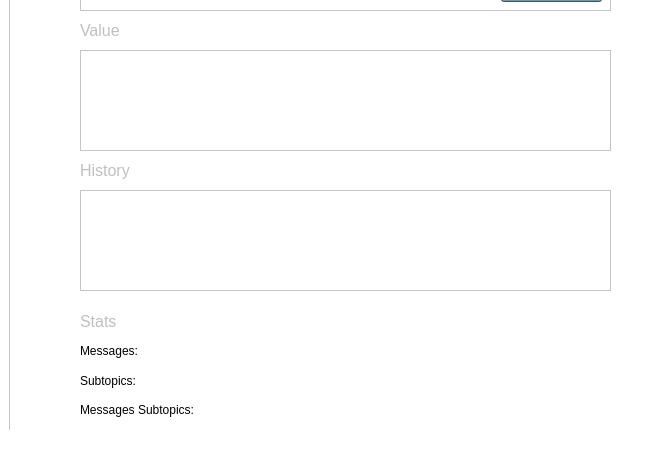
Qt form src/gui/mainwindow.ui (Sekky61/MQTT-monitor) before a commit; both pictures show x 501 to 1150 and y 380 to 850 of the 1150 by 850 pixel window.
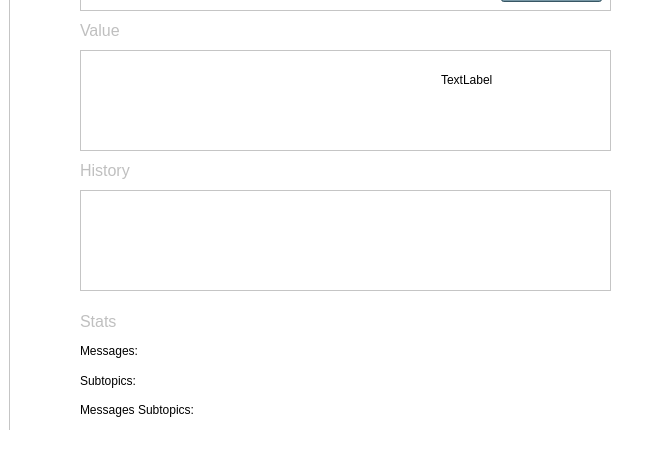
The same form after that commit.

```diff
--- a/src/gui/mainwindow.ui
+++ b/src/gui/mainwindow.ui
@@ -250,7 +250,7 @@
          <rect>
           <x>70</x>
           <y>590</y>
-          <width>131</width>
+          <width>142</width>
           <height>111</height>
          </rect>
         </property>
@@ -446,6 +446,19 @@
            </rect>
           </property>
          </widget>
+         <widget class="QLabel" name="label_4">
+          <property name="geometry">
+           <rect>
+            <x>360</x>
+            <y>20</y>
+            <width>67</width>
+            <height>17</height>
+           </rect>
+          </property>
+          <property name="text">
+           <string>TextLabel</string>
+          </property>
+         </widget>
         </widget>
        </widget>
        <widget class="QLabel" name="value_label_3">
@@ -713,19 +726,6 @@
        </property>
       </widget>
      </widget>
-     <widget class="QLabel" name="label_4">
-      <property name="geometry">
-       <rect>
-        <x>240</x>
-        <y>580</y>
-        <width>67</width>
-        <height>17</height>
-       </rect>
-      </property>
-      <property name="text">
-       <string>TextLabel</string>
-      </property>
-     </widget>
     </widget>
    </widget>
    <widget class="QFrame" name="frame_3">
```
Left out of the diff: 2 changed lines with no effect on the pictures.
